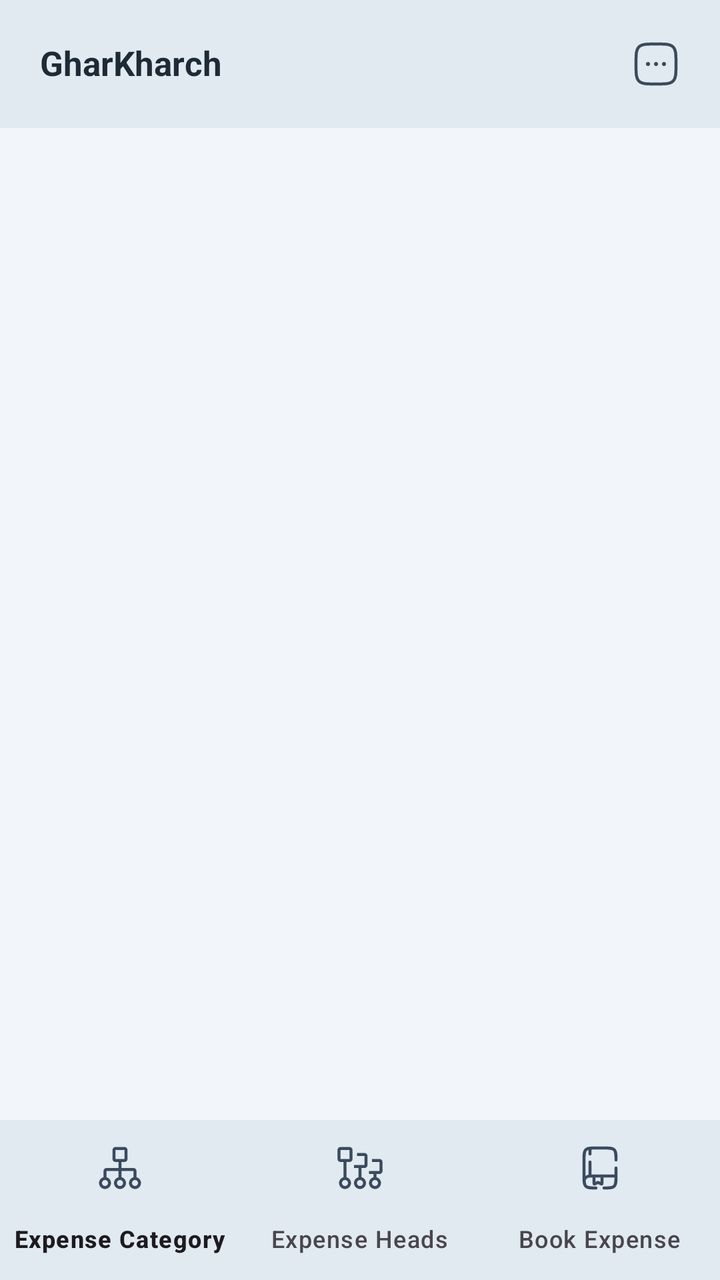
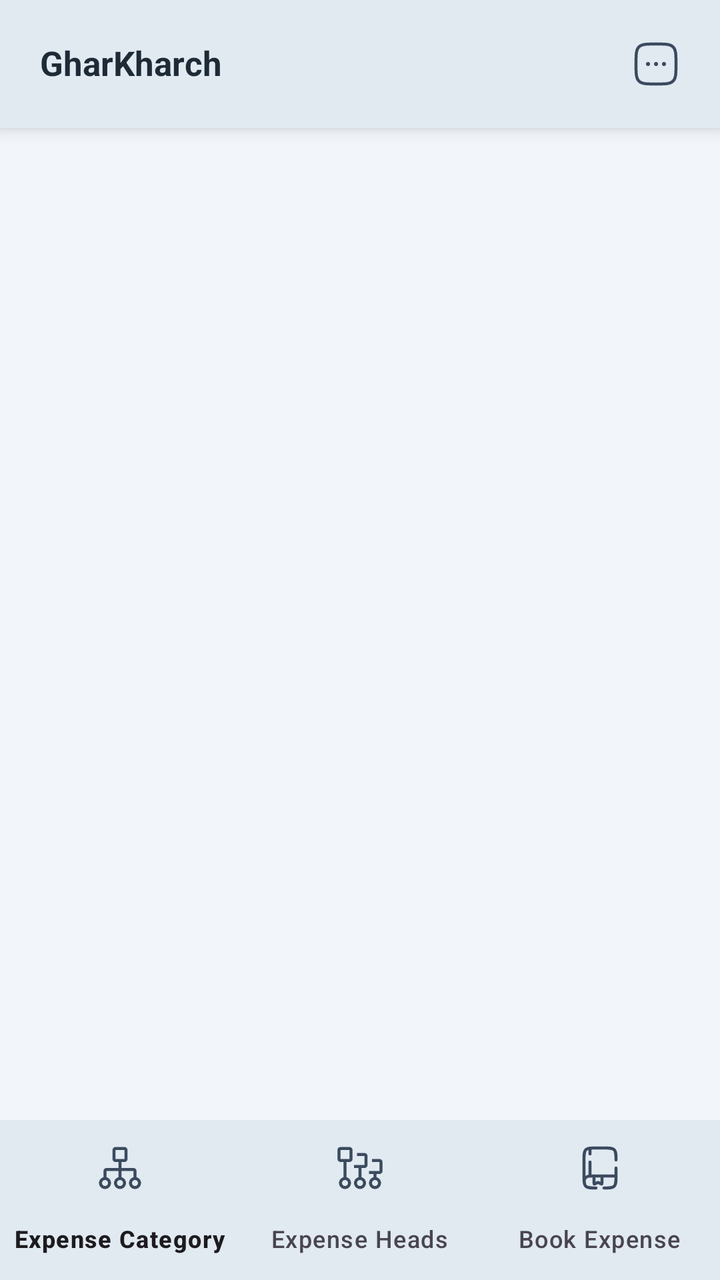

Screens rendered from an Android XML layout before and after an edit, with the pre-edit source and the edit as a unified diff.
<!-- AndroidManifest.xml: application theme Theme.GharKharch -->
<!-- res/layout/activity_main.xml -->
<?xml version="1.0" encoding="utf-8"?>
<androidx.drawerlayout.widget.DrawerLayout xmlns:android="http://schemas.android.com/apk/res/android"
    xmlns:app="http://schemas.android.com/apk/res-auto"
    xmlns:tools="http://schemas.android.com/tools"
    android:id="@+id/landing_page"
    android:layout_width="match_parent"
    android:layout_height="match_parent"
    tools:context=".MainActivity">

    <LinearLayout
        android:id="@+id/content_panel"
        android:layout_width="match_parent"
        android:layout_height="match_parent"
        android:background="@color/backgroundColorVariant"
        android:fitsSystemWindows="true"
        android:orientation="vertical">

        <FrameLayout
            android:layout_width="match_parent"
            android:layout_height="wrap_content"
            android:background="@color/backgroundColorVariant">

            <TextView
                android:id="@+id/page_title"
                android:layout_width="match_parent"
                android:layout_height="wrap_content"
                android:padding="@dimen/padding_xlarge"
                android:text="@string/app_name"
                android:textColor="@color/primaryTextColor"
                android:textSize="@dimen/text_size_large"
                android:textStyle="bold" />

            <ImageView
                android:id="@+id/menu_button"
                android:layout_width="wrap_content"
                android:layout_height="wrap_content"
                android:layout_gravity="center|end"
                android:importantForAccessibility="no"
                android:padding="@dimen/padding_xlarge"
                android:src="@drawable/menu_icon" />

        </FrameLayout>

        <FrameLayout
            android:id="@+id/fragmentContainer"
            android:layout_width="match_parent"
            android:layout_height="0dp"
            android:layout_weight="1"
            android:background="@color/backgroundColor" />

        <com.google.android.material.bottomnavigation.BottomNavigationView
            android:id="@+id/bottomNavigationView"
            style="@style/bottomNavigationView"
            android:layout_width="match_parent"
            android:layout_height="wrap_content"
            android:background="@color/backgroundColorVariant"
            app:itemActiveIndicatorStyle="@style/bottomNavigationViewIndicator"
            app:menu="@menu/menu_bottom_nav" />

    </LinearLayout>

    <FrameLayout
        android:id="@+id/drawer_panel"
        android:layout_width="300dp"
        android:layout_height="match_parent"
        android:layout_gravity="end">

        <include layout="@layout/drawer_layout" />

    </FrameLayout>

</androidx.drawerlayout.widget.DrawerLayout>
<!-- res/layout/drawer_layout.xml (included above) -->
<?xml version="1.0" encoding="utf-8"?>
<LinearLayout xmlns:android="http://schemas.android.com/apk/res/android"
    xmlns:app="http://schemas.android.com/apk/res-auto"
    android:id="@+id/drawer_layout"
    android:layout_width="match_parent"
    android:layout_height="match_parent"
    android:background="@color/backgroundColor"
    android:fitsSystemWindows="true"
    android:orientation="vertical">

    <TextView
        android:layout_width="match_parent"
        android:layout_height="wrap_content"
        android:padding="@dimen/padding_xlarge"
        android:text="Settings"
        android:textColor="@color/primaryTextColor"
        android:textSize="@dimen/text_size_large"
        android:textStyle="bold" />

    <LinearLayout
        android:layout_width="match_parent"
        android:layout_height="0dp"
        android:layout_weight="1"
        android:orientation="vertical">

        <TextView
            android:id="@+id/profile"
            android:layout_width="match_parent"
            android:layout_height="wrap_content"
            android:layout_marginHorizontal="@dimen/margin_small"
            android:layout_marginVertical="@dimen/margin_small"
            android:drawablePadding="@dimen/padding_large"
            android:padding="@dimen/padding_large"
            android:text="Profile"
            android:textColor="@color/primaryTextColor"
            android:textSize="@dimen/text_size_medium"
            app:drawableStartCompat="@drawable/profile_icon" />


        <TextView
            android:id="@+id/manage_expenses"
            android:layout_width="match_parent"
            android:layout_height="wrap_content"
            android:layout_marginHorizontal="@dimen/margin_small"
            android:layout_marginVertical="@dimen/margin_small"
            android:drawablePadding="@dimen/padding_large"
            android:padding="@dimen/padding_large"
            android:text="Manage Expenses"
            android:textSize="@dimen/text_size_medium"
            app:drawableStartCompat="@drawable/manage_expenses_icon" />

        <TextView
            android:id="@+id/analyse_expenses"
            android:layout_width="match_parent"
            android:layout_height="wrap_content"
            android:layout_marginHorizontal="@dimen/margin_small"
            android:layout_marginVertical="@dimen/margin_small"
            android:drawablePadding="@dimen/padding_large"
            android:padding="@dimen/padding_large"
            android:text="Analyse Expenses"
            android:textColor="@color/primaryTextColor"
            android:textSize="@dimen/text_size_medium"
            app:drawableStartCompat="@drawable/analyse_icon" />

        <TextView
            android:id="@+id/backup_data"
            android:layout_width="match_parent"
            android:layout_height="wrap_content"
            android:layout_marginHorizontal="@dimen/margin_small"
            android:layout_marginVertical="@dimen/margin_small"
            android:drawablePadding="@dimen/padding_large"
            android:padding="@dimen/padding_large"
            android:text="Backup Your Data"
            android:textColor="@color/primaryTextColor"
            android:textSize="@dimen/text_size_medium"
            app:drawableStartCompat="@drawable/backup_icon" />

        <TextView
            android:id="@+id/restore_data"
            android:layout_width="match_parent"
            android:layout_height="wrap_content"
            android:layout_marginHorizontal="@dimen/margin_small"
            android:layout_marginVertical="@dimen/margin_small"
            android:drawablePadding="@dimen/padding_large"
            android:padding="@dimen/padding_large"
            android:text="Restore Your Data"
            android:textColor="@color/primaryTextColor"
            android:textSize="@dimen/text_size_medium"
            app:drawableStartCompat="@drawable/restore_icon" />

    </LinearLayout>

</LinearLayout>
<!-- resources referenced by this layout -->
<resources>
  <color name="backgroundColor">#F2F6FA</color>
  <color name="backgroundColorVariant">#E1EAF1</color>
  <color name="primaryTextColor">#1E2A36</color>
  <dimen name="margin_small">5dp</dimen>
  <dimen name="padding_large">15dp</dimen>
  <dimen name="padding_xlarge">20dp</dimen>
  <dimen name="text_size_large">17sp</dimen>
  <dimen name="text_size_medium">15sp</dimen>
  <!-- drawable menu_icon (drawable) -->
  <vector xmlns:android="http://schemas.android.com/apk/res/android"
      android:width="24dp"
      android:height="24dp"
      android:tint="@color/iconColor"
      android:viewportWidth="24"
      android:viewportHeight="24">
  
      <path
          android:fillColor="#00000000"
          android:pathData="M8,12H8.009M12.005,12H12.014M15.991,12H16"
          android:strokeWidth="2"
          android:strokeColor="#ffffff"
          android:strokeLineCap="round"
          android:strokeLineJoin="round" />
  
      <path
          android:fillColor="#00000000"
          android:pathData="M2,12C2,7.286 2,4.929 3.464,3.464C4.929,2 7.286,2 12,2C16.714,2 19.071,2 20.535,3.464C22,4.929 22,7.286 22,12C22,16.714 22,19.071 20.535,20.535C19.071,22 16.714,22 12,22C7.286,22 4.929,22 3.464,20.535C2,19.071 2,16.714 2,12Z"
          android:strokeWidth="1.5"
          android:strokeColor="#ffffff" />
  
  </vector>
  <string name="app_name">GharKharch</string>
  <style name="bottomNavigationView" parent="Widget.Material3.BottomNavigationView">
          <item name="itemIconTint">@color/iconColor</item>
      </style>
  <style name="bottomNavigationViewIndicator" parent="Widget.Material3.BottomNavigationView.ActiveIndicator">
          <item name="android:color">@color/secondaryColor</item>
      </style>
  <style name="Theme.GharKharch" parent="Base.Theme.GharKharch">
          <item name="colorPrimary">@color/backgroundColor</item>
          <item name="colorSecondary">@color/lGrey</item>
          
          <item name="colorOnSecondary">@color/primaryTextColor</item>
          <item name="colorOnPrimary">@color/primaryTextColor</item>
          
          <item name="android:textColor">@color/primaryTextColor</item>
          <item name="android:textColorPrimary">@color/primaryTextColor</item>
          <item name="android:textColorSecondary">@color/primaryTextColorVariant</item>
          
          <item name="android:statusBarColor">@color/backgroundColorVariant</item>
          <item name="android:navigationBarColor">@color/backgroundColorVariant</item>
          <item name="android:windowLightNavigationBar">true</item>
          <item name="android:windowLightStatusBar">true</item>
  
      </style>
  <color name="iconColor">#3B4A5E</color>
  <color name="secondaryColor">#8CA6C1</color>
  <style name="Base.Theme.GharKharch" parent="Theme.Material3.DayNight.NoActionBar">
          
      </style>
  <color name="lGrey">#616161</color>
  <color name="primaryTextColorVariant">#5A6B7D</color>
  <!-- unchanged entries left out for length: 5 -->
</resources>

<!-- the commit's change to res/layout/activity_main.xml (unified diff, before → after) -->
@@ -18,7 +18,8 @@
         <FrameLayout
             android:layout_width="match_parent"
             android:layout_height="wrap_content"
-            android:background="@color/backgroundColorVariant">
+            android:background="@color/backgroundColorVariant"
+            android:elevation="@dimen/titleBarsElevation">
 
             <TextView
                 android:id="@+id/page_title"
<!-- resource entries referenced after the edit -->
@@ -8,6 +8,7 @@
   <dimen name="padding_xlarge">20dp</dimen>
   <dimen name="text_size_large">17sp</dimen>
   <dimen name="text_size_medium">15sp</dimen>
+  <dimen name="titleBarsElevation">5dp</dimen>
   <!-- drawable menu_icon (drawable) -->
   <vector xmlns:android="http://schemas.android.com/apk/res/android"
       android:width="24dp"
